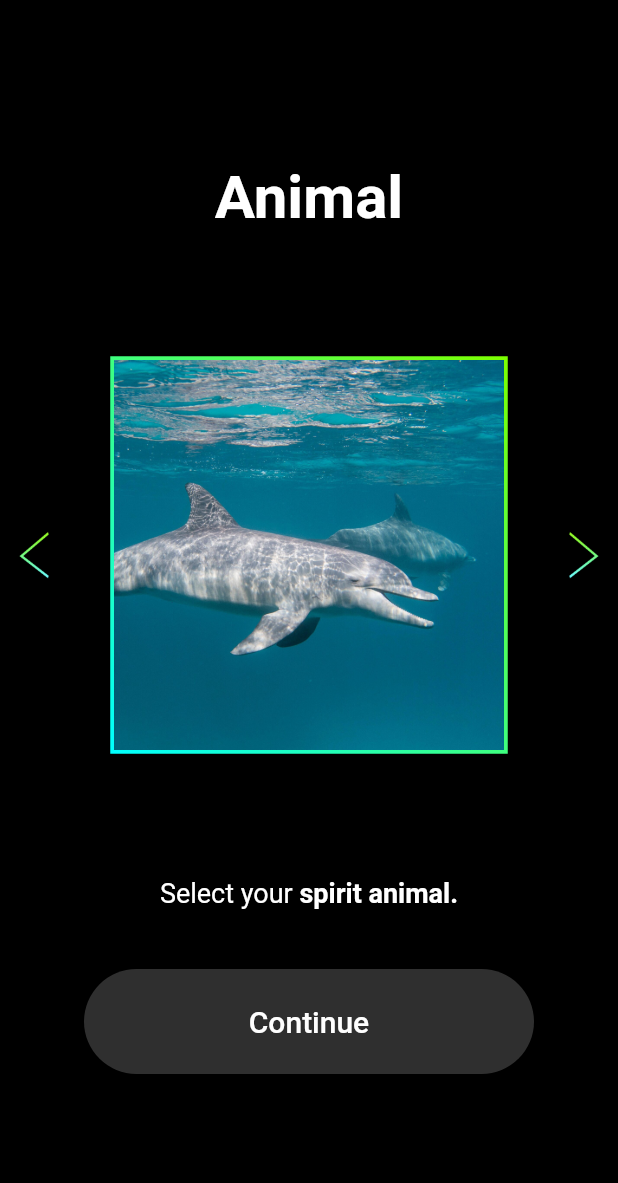
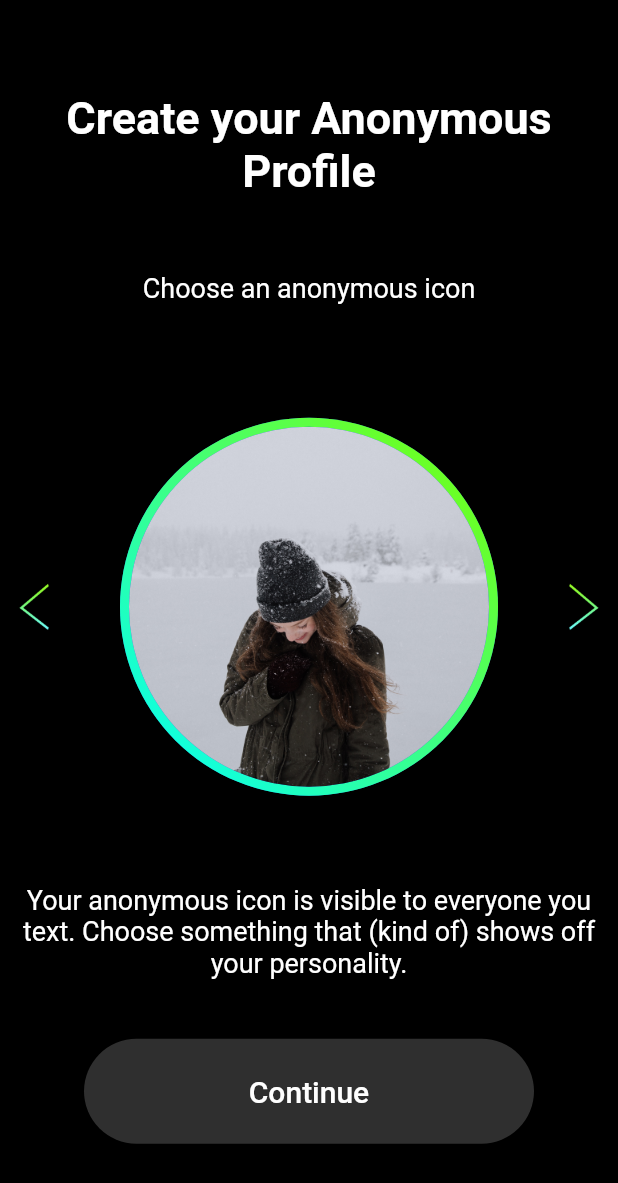
Before and after one commit to Harshith996/face_off_repository, a Flutter app: the screen it shows after launch, swiped to page 2, on a phone screen of 412 x 824 dp. Shown: the top 1183 px of the screen. Run offline on Flutter 3.47's test engine with Material 2 defaults, Android fonts, the phone set to English and light mode, and no system bars; drawn by our look-alikes of carousel_slider; our stand-ins replace shared_preferences.

Commit message:
added pick anonymous icon screen under create_profile_1.dart

```diff
--- a/lib/main.dart
+++ b/lib/main.dart
@@ -1,3 +1,4 @@
+import 'package:face_off/ui/screens/create_profile_1.dart';
 import 'package:face_off/ui/screens/question_page.dart';
 import 'package:flutter/material.dart';
 
@@ -17,7 +18,7 @@ class MyApp extends StatelessWidget {
         primarySwatch: Colors.blue,
         visualDensity: VisualDensity.adaptivePlatformDensity,
       ),
-      home: const QuestionPage(),
+      home: const CreateProfile(),
     );
   }
 }
--- /dev/null
+++ b/lib/ui/screens/create_profile_1.dart
@@ -0,0 +1,137 @@
+
+import 'package:carousel_slider/carousel_slider.dart';
+import 'package:face_off/ui/shared/widgets/wide_dark_background_button.dart';
+import 'package:face_off/ui/shared/color_items/circular_top_down_gradient.dart';
+import 'package:face_off/utils/constants.dart';
+import 'package:flutter/material.dart';
+
+class CreateProfile extends StatefulWidget {
+  const CreateProfile({Key? key}) : super(key: key);
+
+  @override
+  State<CreateProfile> createState() => _CreateProfileState();
+}
+
+class _CreateProfileState extends State<CreateProfile> {
+  int activeIndex = 0;
+  CarouselController carouselController = CarouselController();
+  final anonymous_icons = [
+    'assets/images/profile_pictures/anonymous_icon_1.jpg',
+    'assets/images/profile_pictures/anonymous_icon_2.jpg',
+    'assets/images/profile_pictures/anonymous_icon_3.jpg',
+    'assets/images/profile_pictures/anonymous_icon_4.jpg',
+    'assets/images/profile_pictures/anonymous_icon_5.jpg',
+  ];
+  @override
+  Widget build(BuildContext context) {
+    return (Scaffold(
+        backgroundColor: const Color(CustomColors.background),
+        body: SafeArea(
+            child: Center(
+                child: Column(
+          mainAxisAlignment: MainAxisAlignment.center,
+          children: [
+            // Heading
+            const Text(
+              'Create your Anonymous Profile',
+              textAlign: TextAlign.center,
+              style: TextStyle(
+                  color: Color(CustomColors.white),
+                  fontSize: 30,
+                  fontWeight: FontWeight.bold),
+            ),
+
+            const SizedBox(
+              height: 50,
+            ),
+
+            const Text(
+              'Choose an anonymous icon',
+              textAlign: TextAlign.center,
+              style: TextStyle(color: Color(CustomColors.white),
+               fontSize: 18)
+            ),
+
+            const SizedBox(
+              height: 27,
+            ),
+
+            // Image Slider
+            Stack(
+              alignment: Alignment.center,
+              children: [
+                CarouselSlider.builder(
+                  carouselController: carouselController,
+                  itemCount: anonymous_icons.length,
+                  itemBuilder: (context, index, realIndex) {
+                    final imgPath = anonymous_icons[index];
+                    return buildImage(imgPath, index);
+                  },
+                  options: CarouselOptions(
+                    height: 350,
+                    viewportFraction: 0.9,
+                    initialPage: 0,
+                    enableInfiniteScroll: true,
+                    enlargeCenterPage: true,
+                    scrollDirection: Axis.horizontal,
+                    onPageChanged: (index, reason) =>
+                        setState(() => activeIndex = index),
+                  ),
+                ),
+                Align(
+                  alignment: Alignment.centerLeft,
+                  child: IconButton(
+                    onPressed: () {
+                      // Use the controller to change the current page
+                      carouselController.previousPage();
+                    },
+                    icon: Image.asset('assets/images/back_arrow.png'),
+                  ),
+                ),
+                Align(
+                  alignment: Alignment.centerRight,
+                  child: IconButton(
+                      onPressed: () {
+                        // Use the controller to change the current page
+                        carouselController.nextPage();
+                      },
+                      icon: Image.asset('assets/images/front_arrow.png')),
+                ),
+              ],
+            ),
+
+            const SizedBox(
+              height: 10,
+            ),
+
+            // Follow up Text
+            RichText(
+              textAlign: TextAlign.center,
+              text: const TextSpan(text: '', children: <TextSpan>[
+                TextSpan(
+                    text: 'Your anonymous icon is visible to everyone you text. Choose something that (kind of) shows off your personality. ',
+                    style: TextStyle(
+                        fontSize: 18, color: Color(CustomColors.white)))
+              ]),
+            ),
+            const SizedBox(
+              height: 40,
+            ),
+
+            // Button to Choose
+            const WideDarkBackgroundButton(displayText: "Continue")
+          ],
+        )))));
+  }
+}
+
+Widget buildImage(String imgPath, int index) {
+  return (CircularTopDownGradient(
+      radius: 126,
+      color1: const Color(CustomColors.green),
+      color2: const Color(CustomColors.blue),
+      child: CircleAvatar(
+        radius: 120,
+        backgroundImage: Image.asset(imgPath).image,
+      )));
+}
--- a/pubspec.yaml
+++ b/pubspec.yaml
@@ -62,6 +62,7 @@ flutter:
   assets:
    - assets/images/spirit_animal/
    - assets/images/
+   - assets/images/profile_pictures/
 
   # To add assets to your application, add an assets section, like this:
   # assets:
```
Also changed, not shown: assets/images/profile_pictures/anonymous_icon_2.jpg (added), assets/images/profile_pictures/anonymous_icon_3.jpg (added), assets/images/profile_pictures/anonymous_icon_4.jpg (added), assets/images/profile_pictures/anonymous_icon_5.jpg (added), assets/images/profile_pictures/profile_pic_1.jpg (added), assets/images/profile_pictures/profile_pic_2.jpg (added), 13 other files.
